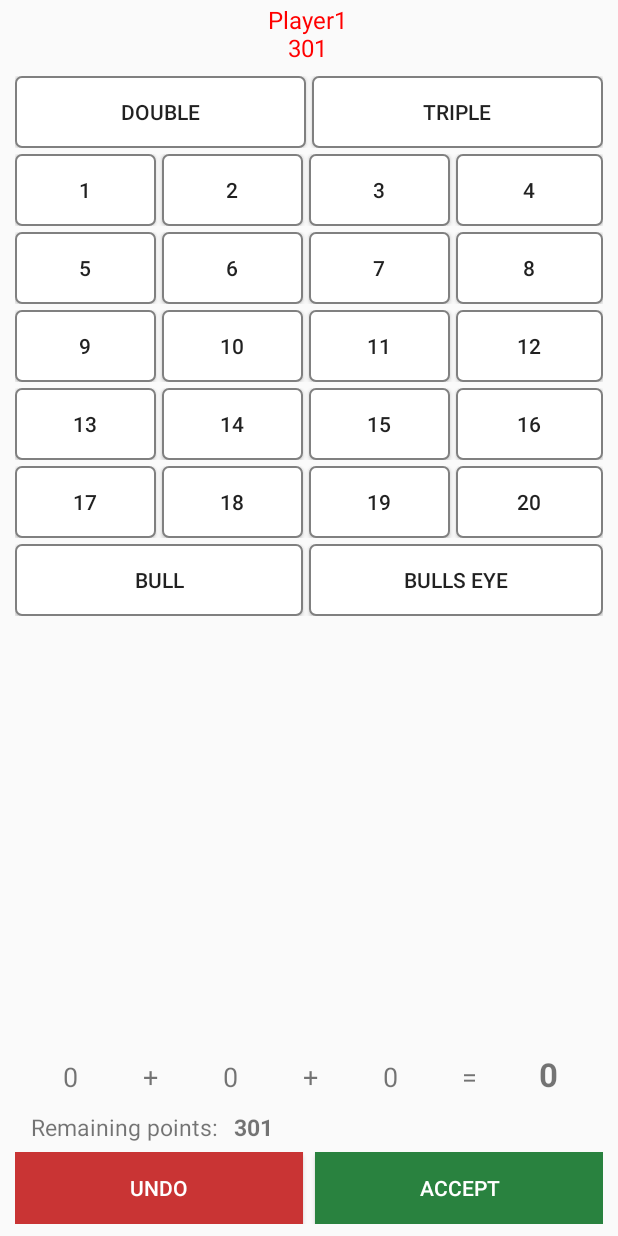
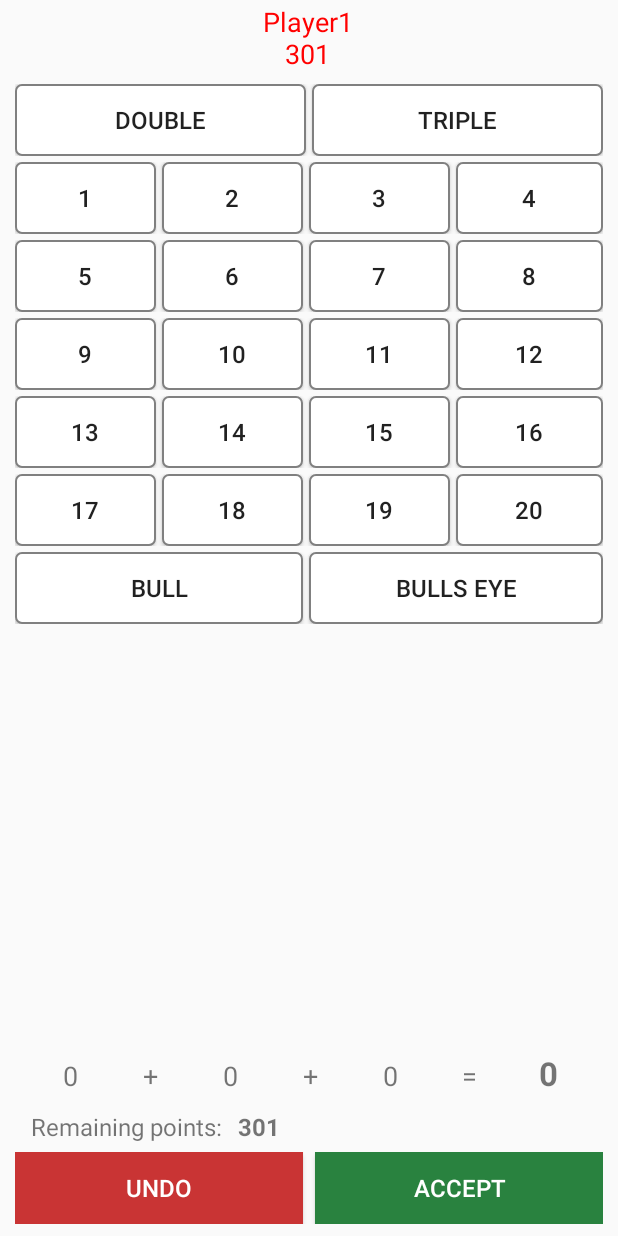
Before and after one commit to raidm3/dart-counter, an Android app: the screen it shows after launch (GameActivity), after a tap on "START", on a phone screen of 412 x 824 dp. Run offline under Robolectric (Android 15) with nearby library versions, the phone set to English and light mode, and no system bars.

Commit message:
Small layout changes

```diff
--- a/app/src/main/res/layout/activity_game.xml
+++ b/app/src/main/res/layout/activity_game.xml
@@ -27,7 +27,7 @@
                 android:layout_marginRight="2dp"
                 android:layout_weight="1"
                 android:textAlignment="center"
-                android:textSize="16sp"
+                android:textSize="18sp"
                 android:visibility="gone" />
 
             <TextView
@@ -37,7 +37,7 @@
                 android:layout_marginRight="2dp"
                 android:layout_weight="1"
                 android:textAlignment="center"
-                android:textSize="16sp"
+                android:textSize="18sp"
                 android:visibility="gone" />
 
             <TextView
@@ -47,7 +47,7 @@
                 android:layout_marginRight="2dp"
                 android:layout_weight="1"
                 android:textAlignment="center"
-                android:textSize="16sp"
+                android:textSize="18sp"
                 android:visibility="gone" />
 
             <TextView
@@ -56,7 +56,7 @@
                 android:layout_height="wrap_content"
                 android:layout_weight="1"
                 android:textAlignment="center"
-                android:textSize="16sp"
+                android:textSize="18sp"
                 android:visibility="gone" />
         </LinearLayout>
 
@@ -67,31 +67,6 @@
             android:layout_height="wrap_content"
             android:layout_marginTop="8dp">
 
-            <!--<Button-->
-            <!--android:id="@+id/points_double"-->
-            <!--android:layout_width="match_parent"-->
-            <!--android:layout_height="wrap_content"-->
-            <!--android:layout_marginRight="4dp"-->
-            <!--android:layout_weight="1"-->
-            <!--android:background="@drawable/button_points"-->
-            <!--android:hapticFeedbackEnabled="true"-->
-            <!--android:onClick="onSpecialButtonClicked"-->
-            <!--android:text="DOUBLE">-->
-
-            <!--</Button>-->
-
-            <!--<Button-->
-            <!--android:id="@+id/points_triple"-->
-            <!--android:layout_width="match_parent"-->
-            <!--android:layout_height="wrap_content"-->
-            <!--android:layout_weight="1"-->
-            <!--android:background="@drawable/button_points"-->
-            <!--android:hapticFeedbackEnabled="true"-->
-            <!--android:onClick="onSpecialButtonClicked"-->
-            <!--android:text="TRIPLE">-->
-
-            <!--</Button>-->
-
             <ToggleButton
                 android:id="@+id/points_double"
                 android:layout_width="wrap_content"
@@ -101,7 +76,8 @@
                 android:background="@drawable/button_points"
                 android:onClick="onSpecialButtonClicked"
                 android:textOff="DOUBLE"
-                android:textOn="DOUBLE" />
+                android:textOn="DOUBLE"
+                android:textSize="16sp" />
 
             <ToggleButton
                 android:id="@+id/points_triple"
@@ -111,7 +87,8 @@
                 android:background="@drawable/button_points"
                 android:onClick="onSpecialButtonClicked"
                 android:textOff="TRIPLE"
-                android:textOn="TRIPLE" />
+                android:textOn="TRIPLE"
+                android:textSize="16sp" />
 
         </LinearLayout>
 
@@ -131,7 +108,8 @@
                 android:background="@drawable/button_points"
                 android:longClickable="true"
                 android:onClick="onPointClicked"
-                android:text="1">
+                android:text="1"
+                android:textSize="16sp">
 
             </Button>
 
@@ -143,7 +121,8 @@
                 android:layout_weight="1"
                 android:background="@drawable/button_points"
                 android:onClick="onPointClicked"
-                android:text="2">
+                android:text="2"
+                android:textSize="16sp">
 
             </Button>
 
@@ -155,7 +134,8 @@
                 android:layout_weight="1"
                 android:background="@drawable/button_points"
                 android:onClick="onPointClicked"
-                android:text="3">
+                android:text="3"
+                android:textSize="16sp">
 
             </Button>
 
@@ -166,7 +146,8 @@
                 android:layout_weight="1"
                 android:background="@drawable/button_points"
                 android:onClick="onPointClicked"
-                android:text="4">
+                android:text="4"
+                android:textSize="16sp">
 
             </Button>
         </LinearLayout>
@@ -186,7 +167,8 @@
                 android:layout_weight="1"
                 android:background="@drawable/button_points"
                 android:onClick="onPointClicked"
-                android:text="5">
+                android:text="5"
+                android:textSize="16sp">
 
             </Button>
 
@@ -198,7 +180,8 @@
                 android:layout_weight="1"
                 android:background="@drawable/button_points"
                 android:onClick="onPointClicked"
-                android:text="6">
+                android:text="6"
+                android:textSize="16sp">
 
             </Button>
 
@@ -210,7 +193,8 @@
                 android:layout_weight="1"
                 android:background="@drawable/button_points"
                 android:onClick="onPointClicked"
-                android:text="7">
+                android:text="7"
+                android:textSize="16sp">
 
             </Button>
 
@@ -221,7 +205,8 @@
                 android:layout_weight="1"
                 android:background="@drawable/button_points"
                 android:onClick="onPointClicked"
-                android:text="8">
+                android:text="8"
+                android:textSize="16sp">
 
             </Button>
         </LinearLayout>
@@ -241,7 +226,8 @@
                 android:layout_weight="1"
                 android:background="@drawable/button_points"
                 android:onClick="onPointClicked"
-                android:text="9">
+                android:text="9"
+                android:textSize="16sp">
 
             </Button>
 
@@ -253,7 +239,8 @@
                 android:layout_weight="1"
                 android:background="@drawable/button_points"
                 android:onClick="onPointClicked"
-                android:text="10">
+                android:text="10"
+                android:textSize="16sp">
 
             </Button>
 
@@ -265,7 +252,8 @@
                 android:layout_weight="1"
                 android:background="@drawable/button_points"
                 android:onClick="onPointClicked"
-                android:text="11">
+                android:text="11"
+                android:textSize="16sp">
 
             </Button>
 
@@ -276,7 +264,8 @@
                 android:layout_weight="1"
                 android:background="@drawable/button_points"
                 android:onClick="onPointClicked"
-                android:text="12">
+                android:text="12"
+                android:textSize="16sp">
 
             </Button>
         </LinearLayout>
@@ -296,7 +285,8 @@
                 android:layout_weight="1"
                 android:background="@drawable/button_points"
                 android:onClick="onPointClicked"
-                android:text="13">
+                android:text="13"
+                android:textSize="16sp">
 
             </Button>
 
@@ -308,7 +298,8 @@
                 android:layout_weight="1"
                 android:background="@drawable/button_points"
                 android:onClick="onPointClicked"
-                android:text="14"></Button>
+                android:text="14"
+                android:textSize="16sp"></Button>
 
             <Button
                 android:id="@+id/points_15"
@@ -318,7 +309,8 @@
                 android:layout_weight="1"
                 android:background="@drawable/button_points"
                 android:onClick="onPointClicked"
-                android:text="15">
+                android:text="15"
+                android:textSize="16sp">
 
             </Button>
 
@@ -329,7 +321,8 @@
                 android:layout_weight="1"
                 android:background="@drawable/button_points"
                 android:onClick="onPointClicked"
-                android:text="16"></Button>
+                android:text="16"
+                android:textSize="16sp"></Button>
         </LinearLayout>
 
         <!-- Points 17-20 -->
@@ -347,7 +340,8 @@
                 android:layout_weight="1"
                 android:background="@drawable/button_points"
                 android:onClick="onPointClicked"
-                android:text="17"></Button>
+                android:text="17"
+                android:textSize="16sp"></Button>
 
             <Button
                 android:id="@+id/points_18"
@@ -357,7 +351,8 @@
                 android:layout_weight="1"
                 android:background="@drawable/button_points"
                 android:onClick="onPointClicked"
-                android:text="18"></Button>
+                android:text="18"
+                android:textSize="16sp"></Button>
 
             <Button
                 android:id="@+id/points_19"
@@ -367,7 +362,8 @@
                 android:layout_weight="1"
                 android:background="@drawable/button_points"
                 android:onClick="onPointClicked"
-                android:text="19"></Button>
+                android:text="19"
+                android:textSize="16sp"></Button>
 
             <Button
                 android:id="@+id/points_20"
@@ -376,7 +372,8 @@
                 android:layout_weight="1"
                 android:background="@drawable/button_points"
                 android:onClick="onPointClicked"
-                android:text="20"></Button>
+                android:text="20"
+                android:textSize="16sp"></Button>
         </LinearLayout>
 
         <!-- Bull and Bulls Eye -->
@@ -394,7 +391,8 @@
                 android:layout_weight="1"
                 android:background="@drawable/button_points"
                 android:onClick="onPointClicked"
-                android:text="BULL">
+                android:text="BULL"
+                android:textSize="16sp">
 
             </Button>
 
@@ -405,7 +403,8 @@
                 android:layout_weight="1"
                 android:background="@drawable/button_points"
                 android:onClick="onPointClicked"
-                android:text="BULLS EYE">
+                android:text="BULLS EYE"
+                android:textSize="16sp">
 
             </Button>
         </LinearLayout>
@@ -507,7 +506,7 @@
                 android:layout_weight="1"
                 android:gravity="center_horizontal"
                 android:text="Remaining points:"
-                android:textSize="15sp" />
+                android:textSize="16sp" />
 
             <TextView
                 android:id="@+id/remainingScore"
@@ -516,7 +515,7 @@
                 android:layout_weight="10"
                 android:gravity="start"
                 android:text="1"
-                android:textSize="15sp"
+                android:textSize="16sp"
                 android:textStyle="bold" />
         </LinearLayout>
 
@@ -537,7 +536,8 @@
                 android:background="@drawable/button_cancel"
                 android:onClick="onUndoScoreClicked"
                 android:text="Undo"
-                android:textColor="#ffffff">
+                android:textColor="#ffffff"
+                android:textSize="16sp">
 
             </Button>
 
@@ -551,7 +551,8 @@
                 android:hapticFeedbackEnabled="true"
                 android:onClick="onAcceptClicked"
                 android:text="Accept"
-                android:textColor="#ffffff">
+                android:textColor="#ffffff"
+                android:textSize="16sp">
 
             </Button>
         </LinearLayout>
```
Also changed, not shown: app/src/main/res/layout/activity_main_content.xml (+31 -23 lines).
